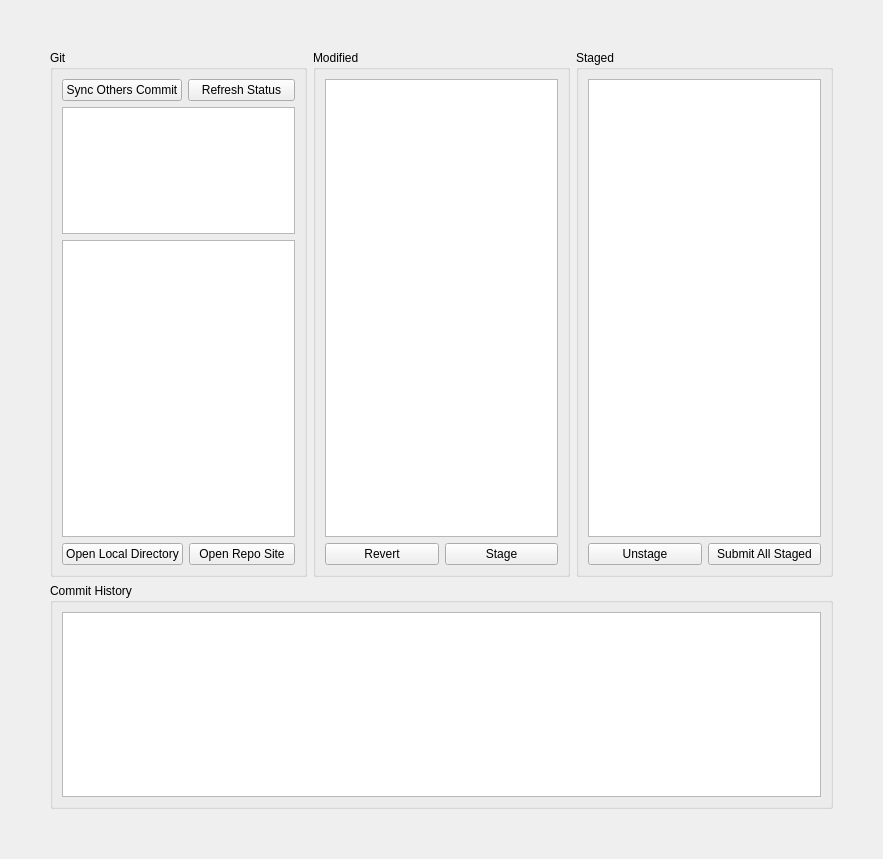
Before: the Qt Designer form plugins/core/submit/submit_section.ui in tonmaiart/UkoreHub, drawn with Qt 5.
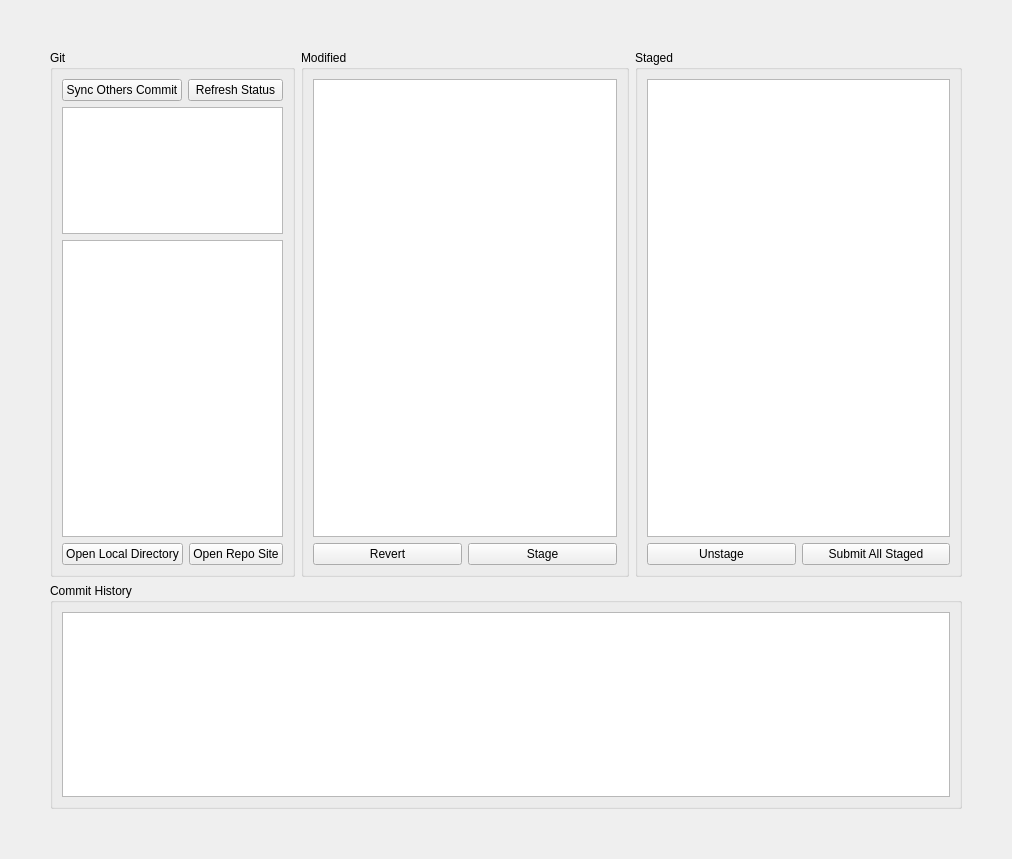
After: the same form once the commit is applied.

```diff
--- a/plugins/core/submit/submit_section.ui
+++ b/plugins/core/submit/submit_section.ui
@@ -6,7 +6,7 @@
    <rect>
     <x>0</x>
     <y>0</y>
-    <width>883</width>
+    <width>1012</width>
     <height>859</height>
    </rect>
   </property>
@@ -29,7 +29,7 @@
    <item row="0" column="0">
     <layout class="QVBoxLayout" name="verticalLayout" stretch="7,3">
      <item>
-      <layout class="QGridLayout" name="gridLayout_5">
+      <layout class="QGridLayout" name="gridLayout_5" columnstretch="1,5,5">
        <item row="0" column="2">
         <widget class="QGroupBox" name="groupBox_4">
          <property name="title">
```
